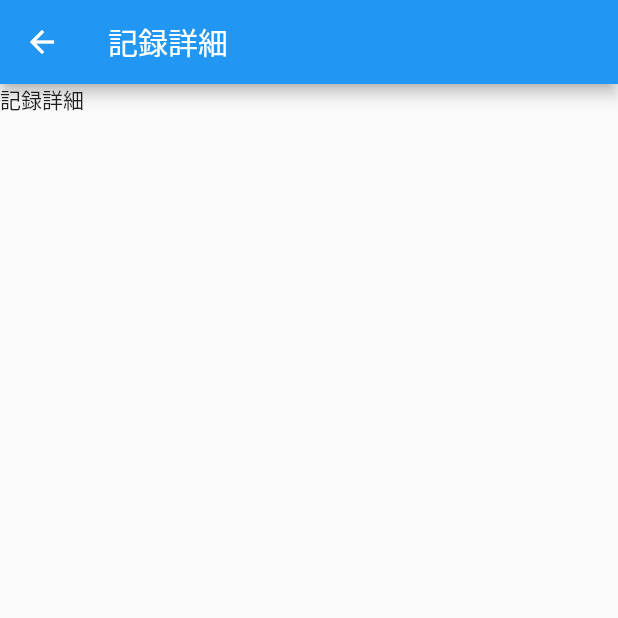
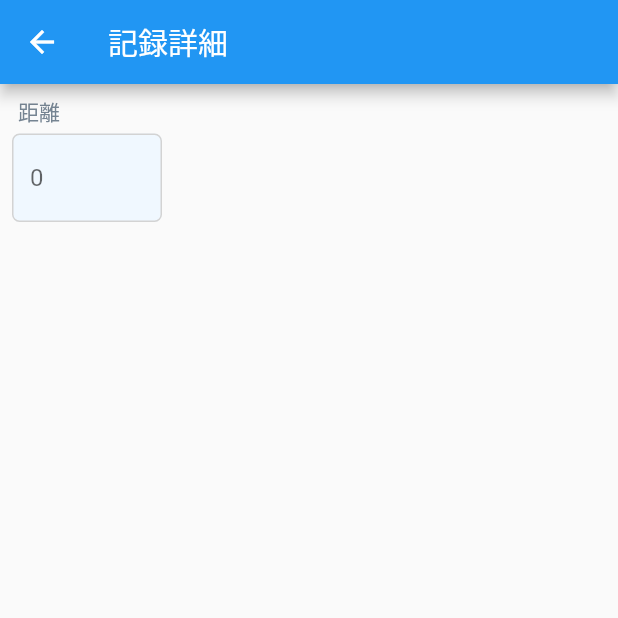
Before and after one commit to kuwabara-hirokazu/swim_log, a Flutter app: the LogDetail screen opened directly, on a phone screen of 412 x 824 dp, the top half of it. Run offline on Flutter 3.47's test engine with Material 2 defaults, Android fonts, the phone set to English and light mode, and no system bars.

Commit message:
距離の入力フォームを作成

```diff
--- a/lib/log_detail.dart
+++ b/lib/log_detail.dart
@@ -1,15 +1,52 @@
 import 'package:flutter/material.dart';
+import 'package:flutter/services.dart';
 
 class LogDetail extends StatelessWidget {
   const LogDetail({Key? key}) : super(key: key);
 
   @override
   Widget build(BuildContext context) {
-    return Scaffold(
-      appBar: AppBar(
-        title: const Text('記録詳細'),
+    OutlineInputBorder outlineInputBorder = OutlineInputBorder(
+      borderRadius: BorderRadius.circular(5.0),
+      borderSide: const BorderSide(color: Color(0xFFd3d3d3)),
+    );
+
+    return GestureDetector(
+      onTap: () => FocusScope.of(context).unfocus(),
+      child: Scaffold(
+        appBar: AppBar(
+          title: const Text('記録詳細'),
+        ),
+        body: Padding(
+          padding: const EdgeInsets.all(8.0),
+          child: Column(
+            crossAxisAlignment: CrossAxisAlignment.start,
+            children: [
+              const Padding(
+                padding: EdgeInsets.only(left: 4, bottom: 4),
+                child: Text("距離",
+                    style: TextStyle(
+                      color: Color(0xFF758492),
+                    )),
+              ),
+              SizedBox(
+                width: 100,
+                child: TextFormField(
+                  keyboardType: TextInputType.number,
+                  inputFormatters: [FilteringTextInputFormatter.digitsOnly],
+                  decoration: InputDecoration(
+                      filled: true,
+                      fillColor: const Color(0xFFf0f8ff),
+                      focusedBorder: outlineInputBorder,
+                      enabledBorder: outlineInputBorder,
+                      hintText: '0',
+                      suffixText: 'm'),
+                ),
+              ),
+            ],
+          ),
+        ),
       ),
-      body: const Text('記録詳細'),
     );
   }
 }
```
